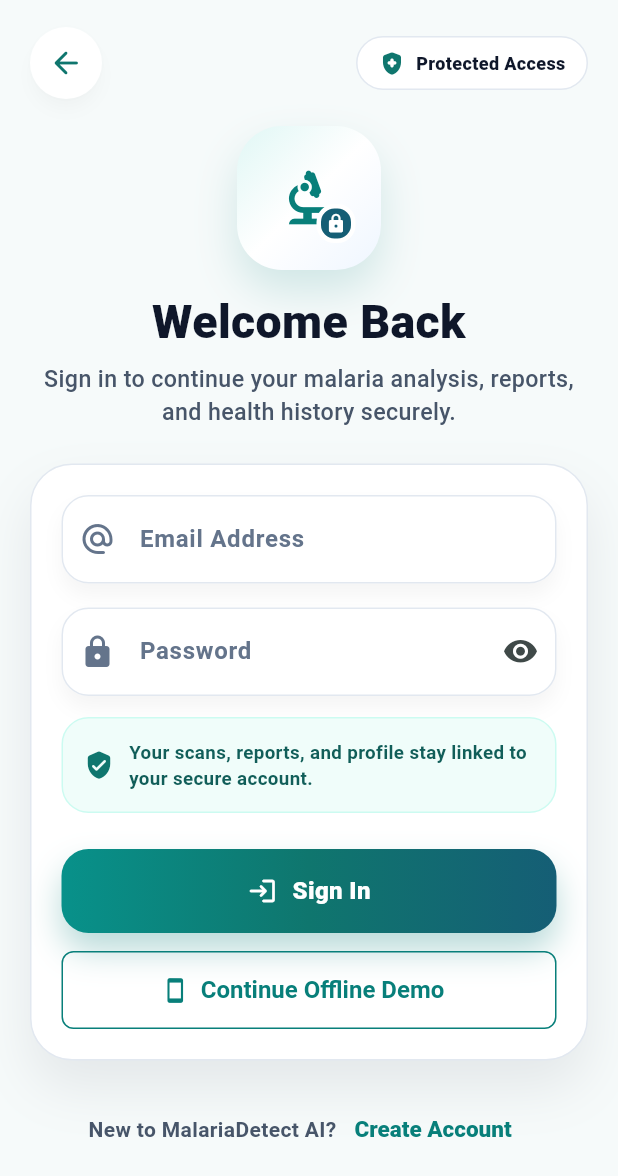
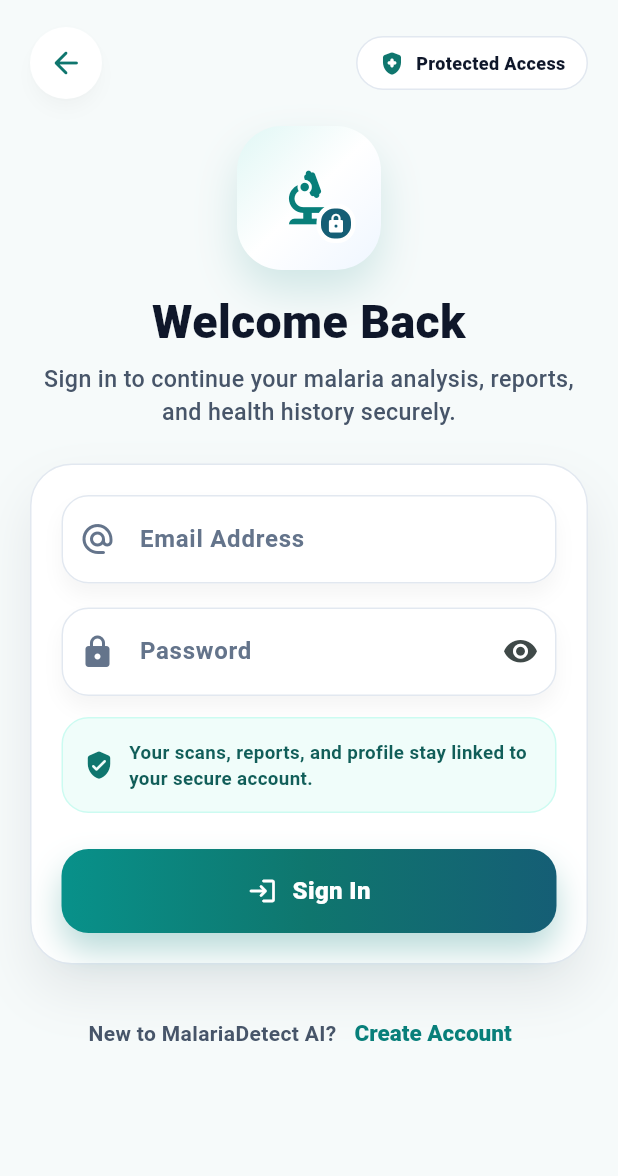
Before and after one commit to 2503-hub/malariaApp, a Flutter app: the screen it shows after launch, on a phone screen of 412 x 824 dp. Shown: the top 1176 px of the screen. Run offline on Flutter 3.47's test engine with Material 3 defaults, Android fonts, the phone set to English and light mode, and no system bars; our stand-ins replace flutter_secure_storage, image_picker, pdf, permission_handler, share_plus, shared_preferences and 1 more; missing offline and left inert: tflite_flutter; accounts and stored records are empty.

Commit message:
offline module updated

```diff
--- a/malaria_app/lib/screens/login_screen.dart
+++ b/malaria_app/lib/screens/login_screen.dart
@@ -25,18 +25,10 @@
 
   bool _loading = false;
   bool _obscurePassword = true;
-  bool _hasCachedSession = false;
 
   @override
   void initState() {
     super.initState();
-    AuthService.instance.isSignedIn().then((v) {
-      if (mounted) {
-        setState(() {
-          _hasCachedSession = v;
-        });
-      }
-    });
     _animationController = AnimationController(
       vsync: this,
       duration: const Duration(milliseconds: 620),
@@ -79,40 +71,6 @@
 
       if (!mounted) return;
       _showSnackBar(message: 'Login successful.', isSuccess: true);
-      Navigator.pushReplacement(
-        context,
-        MaterialPageRoute(builder: (_) => const HomeScreen()),
-      );
-    } catch (error) {
-      if (!mounted) return;
-      _showSnackBar(
-        message: error.toString().replaceFirst('Exception: ', ''),
-        isSuccess: false,
-      );
-    } finally {
-      if (mounted) {
-        setState(() {
-          _loading = false;
-        });
-      }
-    }
-  }
-
-  Future<void> _continueOfflineDemo() async {
-    setState(() {
-      _loading = true;
-    });
-
-    try {
-      await AuthService.instance.startOfflineDemo(
-        email: _emailController.text.trim(),
-      );
-
-      if (!mounted) return;
-      _showSnackBar(
-        message: 'Offline demo mode started. You can test malaria detection now.',
-        isSuccess: true,
-      );
       Navigator.pushReplacement(
         context,
         MaterialPageRoute(builder: (_) => const HomeScreen()),
@@ -196,36 +154,6 @@
                         _TopBar(onBack: () => Navigator.pop(context)),
                         const SizedBox(height: 18),
                         const _LoginHeader(),
-                        if (_hasCachedSession)
-                          const SizedBox(height: 10),
-                        if (_hasCachedSession)
-                          Container(
-                            padding: const EdgeInsets.symmetric(
-                                horizontal: 12, vertical: 8),
-                            decoration: BoxDecoration(
-                              color: const Color(0xFFF1F5F9),
-                              borderRadius: BorderRadius.circular(18),
-                              border: Border.all(color: const Color(0xFFE2E8F0)),
-                            ),
-                            child: Row(
-                              mainAxisSize: MainAxisSize.min,
-                              children: const [
-                                Icon(
-                                  Icons.wifi_off_rounded,
-                                  color: Color(0xFF0F766E),
-                                  size: 16,
-                                ),
-                                SizedBox(width: 8),
-                                Text(
-                                  'Offline access available',
-                                  style: TextStyle(
-                                    color: Color(0xFF0F172A),
-                                    fontWeight: FontWeight.w700,
-                                  ),
-                                ),
-                              ],
-                            ),
-                          ),
                         const SizedBox(height: 24),
                         _LoginCard(
                           formKey: _formKey,
@@ -239,7 +167,6 @@
                             });
                           },
                           onSubmit: _submit,
-                          onContinueOffline: _continueOfflineDemo,
                         ),
                         const SizedBox(height: 22),
                         _RegisterRedirect(onPressed: _goToRegister),
@@ -400,7 +327,6 @@
     required this.isLoading,
     required this.onTogglePassword,
     required this.onSubmit,
-    required this.onContinueOffline,
   });
 
   final GlobalKey<FormState> formKey;
@@ -410,7 +336,6 @@
   final bool isLoading;
   final VoidCallback onTogglePassword;
   final VoidCallback onSubmit;
-  final VoidCallback onContinueOffline;
 
   @override
   Widget build(BuildContext context) {
@@ -518,12 +443,6 @@
                 enabled: !isLoading,
                 onPressed: onSubmit,
               ),
-              const SizedBox(height: 12),
-              OutlinedButton.icon(
-                onPressed: isLoading ? null : onContinueOffline,
-                icon: const Icon(Icons.smartphone),
-                label: const Text('Continue Offline Demo'),
-              ),
             ],
           ),
         ),
```
Also changed, not shown: malaria_app/lib/screens/splash_screen.dart (+13 -2 lines), malaria_app/lib/services/auth_service.dart (+0 -20 lines), malaria_app/lib/services/on_device_malaria_service.dart (+7 -11 lines).
